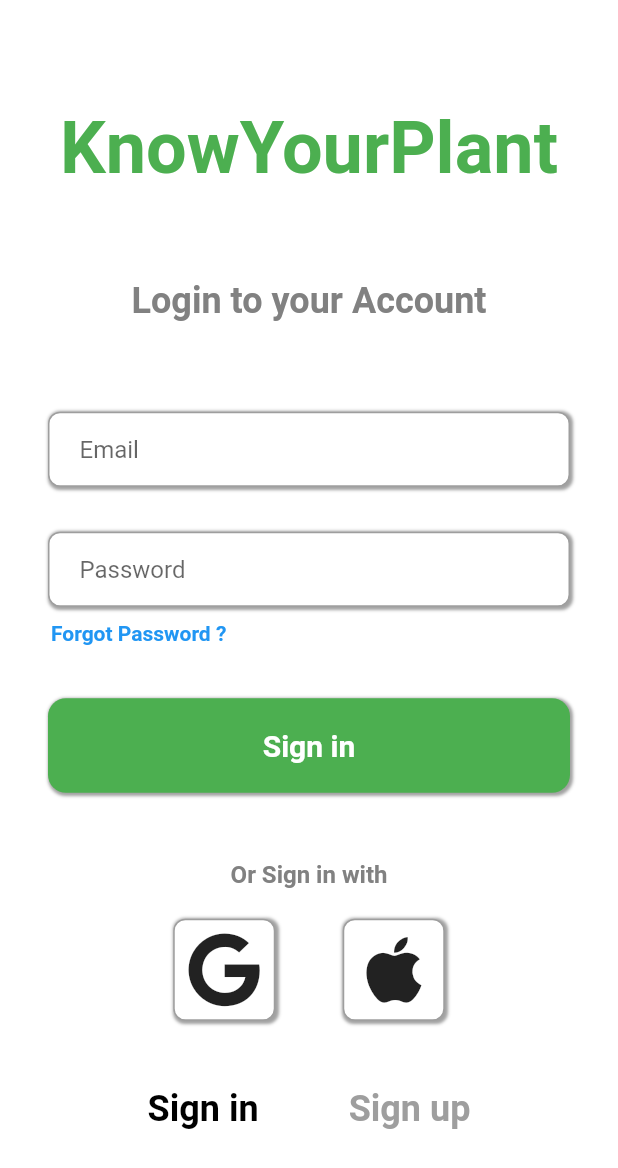
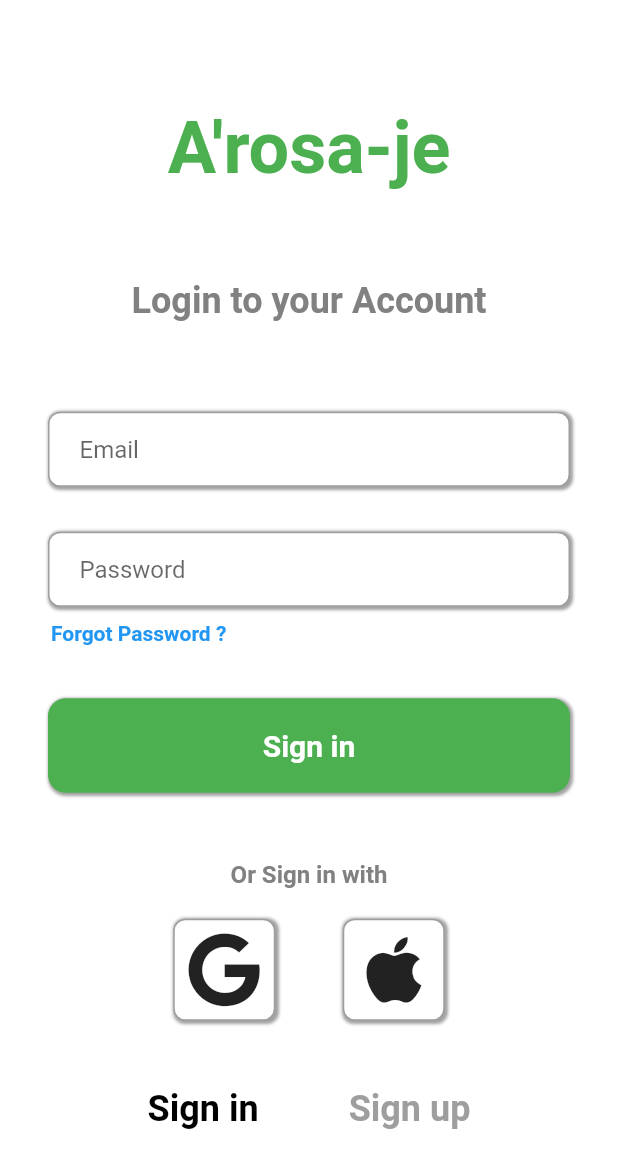
Before and after one commit to MSPR-Plant/A-rosa-je, a Flutter app: the screen it shows after launch, on a phone screen of 412 x 824 dp. Shown: the top 1168 px of the screen. Run offline on Flutter 3.47's test engine with Material 2 defaults, Android fonts, the phone set to English and light mode, and no system bars; our stand-ins replace cloud_firestore, firebase_auth, firebase_core, font_awesome_flutter, google_maps_flutter; accounts and stored records are empty.

```diff
--- a/lib/auth/main_page.dart
+++ b/lib/auth/main_page.dart
@@ -3,6 +3,7 @@ import 'package:flutter/material.dart';
 import 'package:login_app/auth/auth_page.dart';
 import '../pages/login.dart';
 import '../pages/home_page.dart';
+import '../pages/map.dart';
 
 
 class MainPage extends StatelessWidget {
@@ -15,7 +16,7 @@ class MainPage extends StatelessWidget {
         stream: FirebaseAuth.instance.authStateChanges(),
         builder: (context, snapshot){
           if (snapshot.hasData) {
-            return HomePage();
+            return MapPage();
           } else {
             return AuthPage();
           }
--- a/lib/pages/login.dart
+++ b/lib/pages/login.dart
@@ -56,7 +56,7 @@ class _LoginState extends State<Login> {
                 children: [
 
                 //Logo
-                Text('KnowYourPlant',
+                Text("A'rosa-je",
                 style: TextStyle(
                   //GoogleFonts.bebasNeue(fontSize:52)
                   fontWeight: FontWeight.bold,
--- a/pubspec.yaml
+++ b/pubspec.yaml
@@ -47,6 +47,9 @@ dependencies:
 
   #Google singin dependencie
   google_sign_in: ^5.4.4
+
+  #Google maps
+  google_maps_flutter: ^2.2.5
 
 dev_dependencies:
   flutter_test:
```
Also changed, not shown: lib/pages/map.dart (added, +52 -0 lines), pubspec.lock, 1 other file.
